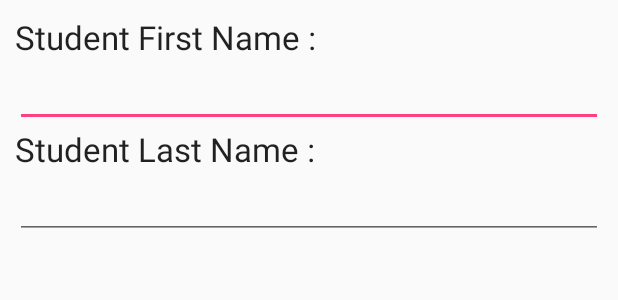
After one commit to dericsp004/RubricApp, an Android app: the layout add_student_prompt.xml on its own in the app's theme, with its tools: preview values and no code run, on a phone screen of 412 x 824 dp. The commit adds this screen. Shown: the top 300 px of the screen. Run offline under Robolectric (Android 15) with nearby library versions, the phone set to English and light mode, and no system bars.

Commit message:
Added prompts

```diff
--- a/app/src/main/AndroidManifest.xml
+++ b/app/src/main/AndroidManifest.xml
@@ -16,6 +16,7 @@
                 <category android:name="android.intent.category.LAUNCHER" />
             </intent-filter>
         </activity>
+        <activity android:name=".MakeRubric"></activity>
     </application>
 
 </manifest>
--- /dev/null
+++ b/app/src/main/res/layout/add_student_prompt.xml
@@ -0,0 +1,34 @@
+<?xml version="1.0" encoding="utf-8"?>
+<LinearLayout xmlns:android="http://schemas.android.com/apk/res/android"
+    android:orientation="vertical" android:layout_width="fill_parent"
+    android:id="@+id/layout_root"
+    android:layout_height="fill_parent"
+    android:padding="10dp" >
+
+    <TextView
+        android:id="@+id/newStudentPromptTextView1"
+        android:layout_width="wrap_content"
+        android:layout_height="wrap_content"
+        android:text="Student First Name : "
+        android:textAppearance="?android:attr/textAppearanceLarge" />
+    <EditText
+        android:id="@+id/newStudentPromptEditText1"
+        android:layout_width="match_parent"
+        android:layout_height="wrap_content" >
+
+        <requestFocus />
+    </EditText>
+
+    <TextView
+        android:id="@+id/newStudentPromptTextView2"
+        android:layout_width="wrap_content"
+        android:layout_height="wrap_content"
+        android:text="Student Last Name : "
+        android:textAppearance="?android:attr/textAppearanceLarge" />
+    <EditText
+        android:id="@+id/newStudentPromptEditText2"
+        android:layout_width="match_parent"
+        android:layout_height="wrap_content" >
+    </EditText>
+
+</LinearLayout>
```
Also changed, not shown: app/src/main/java/com/plummer/deric/rubricapp/AssignmentActivity.java (added, +73 -0 lines), app/src/main/java/com/plummer/deric/rubricapp/GradingActivity.java (added, +57 -0 lines), app/src/main/java/com/plummer/deric/rubricapp/MainActivity.java (+21 -0 lines), app/src/main/java/com/plummer/deric/rubricapp/MakeRubric.java (added, +13 -0 lines), app/src/main/res/layout/activity_make_rubric.xml (added, +9 -0 lines), app/src/main/res/layout/add_assignment_prompt.xml (added, +34 -0 lines).
